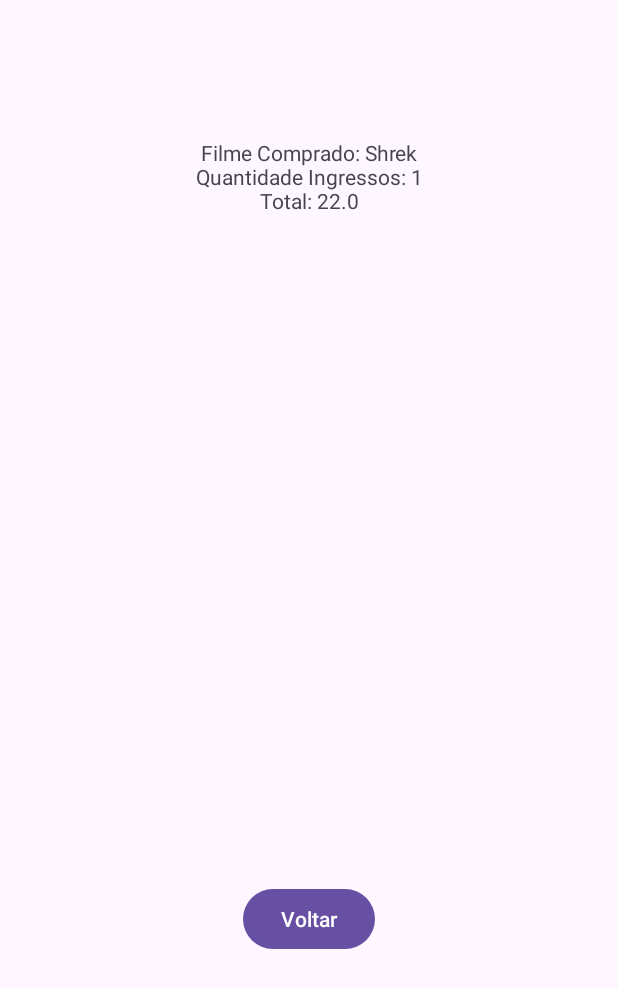
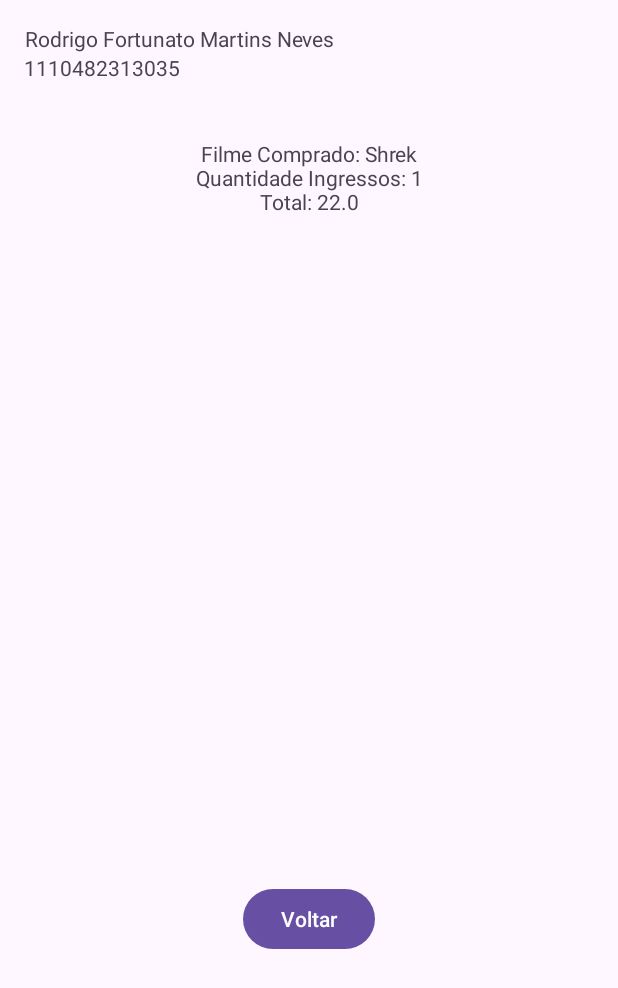
Before and after one commit to Rodrigo-Fortunato/ProjetoAndroid08_1, an Android app: the screen it shows after launch (DadosCompra), after a tap on "Comprar", on a phone screen of 412 x 824 dp. Shown: the top 988 px of the screen. Run offline under Robolectric (Android 15) with nearby library versions, the phone set to English and light mode, and no system bars.

Commit message:
corrigindo detalhes

```diff
--- a/app/src/main/java/br/edu/fateczl/projetoandroid08_1/DadosCompra.java
+++ b/app/src/main/java/br/edu/fateczl/projetoandroid08_1/DadosCompra.java
@@ -18,7 +18,9 @@ import br.edu.fateczl.projetoandroid08_1.model.Ingresso;
 import br.edu.fateczl.projetoandroid08_1.model.IngressoVip;
 
 public class DadosCompra extends AppCompatActivity {
-
+    /*
+     *@author:<Rodrigo Fortunato Martins Neves>
+     */
     @Override
     protected void onCreate(Bundle savedInstanceState) {
         super.onCreate(savedInstanceState);
--- a/app/src/main/java/br/edu/fateczl/projetoandroid08_1/model/Ingresso.java
+++ b/app/src/main/java/br/edu/fateczl/projetoandroid08_1/model/Ingresso.java
@@ -1,7 +1,9 @@
 package br.edu.fateczl.projetoandroid08_1.model;
 
 public class Ingresso {
-
+    /*
+     *@author:<Rodrigo Fortunato Martins Neves>
+     */
     private String id;
     private float valor;
 
--- a/app/src/main/java/br/edu/fateczl/projetoandroid08_1/model/IngressoVip.java
+++ b/app/src/main/java/br/edu/fateczl/projetoandroid08_1/model/IngressoVip.java
@@ -1,7 +1,9 @@
 package br.edu.fateczl.projetoandroid08_1.model;
 
 public class IngressoVip extends Ingresso {
-
+    /*
+     *@author:<Rodrigo Fortunato Martins Neves>
+     */
     private String funcao;
 
     public IngressoVip(float valor) {
--- a/app/src/main/res/layout/activity_dados_compra.xml
+++ b/app/src/main/res/layout/activity_dados_compra.xml
@@ -8,15 +8,36 @@
     tools:context=".DadosCompra">
 
     <TextView
+        android:id="@+id/tvRa"
+        android:layout_width="wrap_content"
+        android:layout_height="wrap_content"
+        android:layout_marginStart="16dp"
+        android:layout_marginBottom="38dp"
+        android:text="@string/ra"
+        app:layout_constraintBottom_toTopOf="@+id/tvResultado"
+        app:layout_constraintStart_toStartOf="parent"
+        app:layout_constraintTop_toBottomOf="@+id/tvNome" />
+
+    <TextView
+        android:id="@+id/tvNome"
+        android:layout_width="wrap_content"
+        android:layout_height="wrap_content"
+        android:layout_marginTop="16dp"
+        android:text="@string/nome"
+        app:layout_constraintBottom_toTopOf="@+id/tvRa"
+        app:layout_constraintEnd_toEndOf="@+id/tvRa"
+        app:layout_constraintStart_toEndOf="@+id/tvRa"
+        app:layout_constraintTop_toTopOf="parent" />
+
+    <TextView
         android:id="@+id/tvResultado"
         android:layout_width="249dp"
         android:layout_height="0dp"
-        android:layout_marginTop="92dp"
         android:layout_marginBottom="179dp"
         app:layout_constraintBottom_toTopOf="@+id/btnVoltar"
         app:layout_constraintEnd_toEndOf="parent"
         app:layout_constraintStart_toStartOf="parent"
-        app:layout_constraintTop_toTopOf="parent" />
+        app:layout_constraintTop_toBottomOf="@+id/tvRa" />
 
     <Button
         android:id="@+id/btnVoltar"
```
